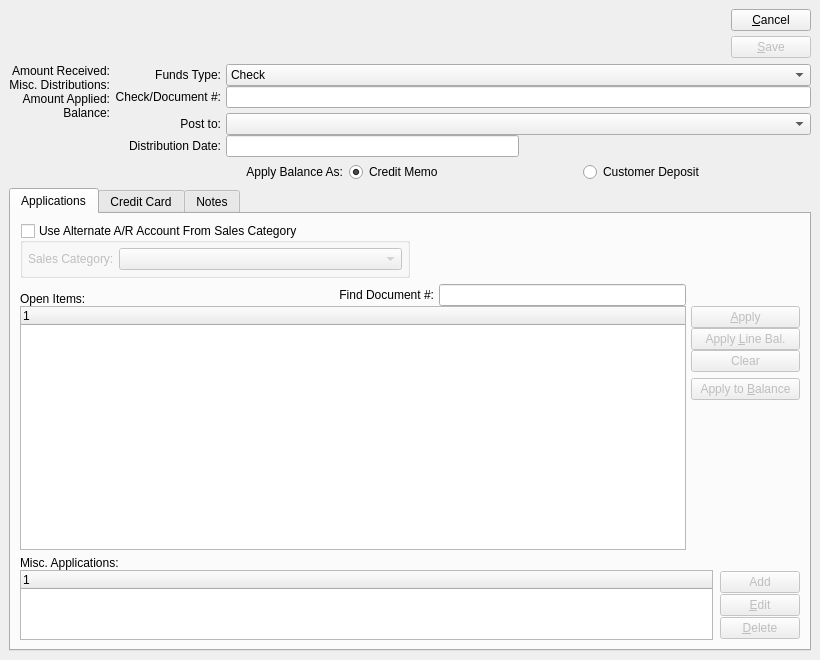
The window that xtuple/trunk/guiclient/cashReceipt.ui (WooodHead/xtuple) describes before a commit, drawn with Qt 5.
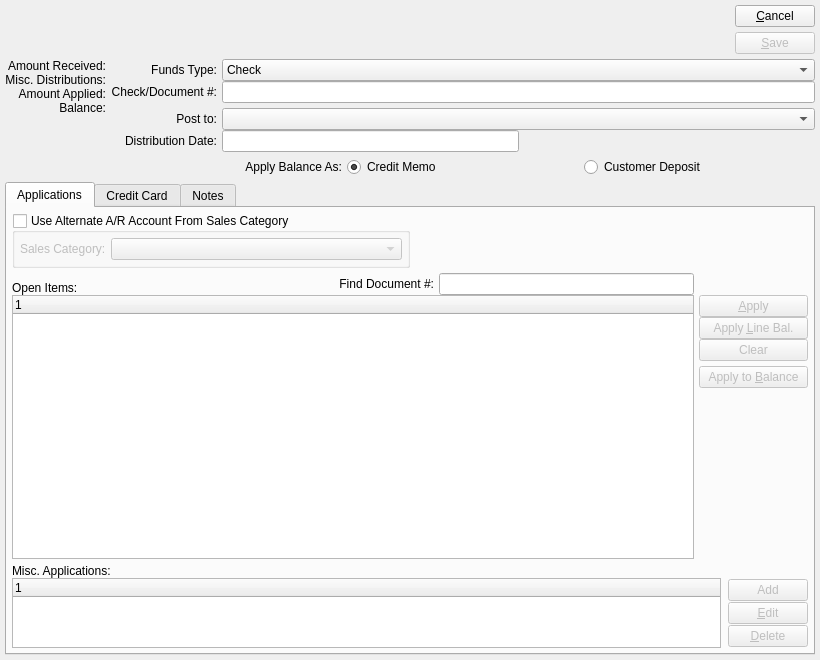
The same window after the commit. Custom widgets are drawn as their Qt base class.

What changed in the file:
```diff
--- a/xtuple/trunk/guiclient/cashReceipt.ui
+++ b/xtuple/trunk/guiclient/cashReceipt.ui
@@ -14,25 +14,13 @@
   </property>
   <widget class="QWidget" name="widget" >
    <layout class="QVBoxLayout" >
-    <property name="margin" >
-     <number>9</number>
-    </property>
-    <property name="spacing" >
-     <number>6</number>
-    </property>
     <item>
      <layout class="QHBoxLayout" >
-      <property name="margin" >
-       <number>0</number>
-      </property>
       <property name="spacing" >
        <number>5</number>
       </property>
       <item>
        <layout class="QHBoxLayout" >
-        <property name="margin" >
-         <number>0</number>
-        </property>
         <property name="spacing" >
          <number>0</number>
         </property>
@@ -63,17 +51,11 @@
       </item>
       <item>
        <layout class="QVBoxLayout" >
-        <property name="margin" >
-         <number>0</number>
-        </property>
         <property name="spacing" >
          <number>0</number>
         </property>
         <item>
          <layout class="QVBoxLayout" >
-          <property name="margin" >
-           <number>0</number>
-          </property>
           <property name="spacing" >
            <number>5</number>
           </property>
@@ -127,18 +109,15 @@
     </item>
     <item>
      <layout class="QHBoxLayout" >
-      <property name="margin" >
-       <number>0</number>
-      </property>
       <property name="spacing" >
        <number>5</number>
       </property>
       <item>
        <layout class="QGridLayout" >
-        <property name="margin" >
+        <property name="horizontalSpacing" >
          <number>0</number>
         </property>
-        <property name="spacing" >
+        <property name="verticalSpacing" >
          <number>0</number>
         </property>
         <item row="0" column="0" >
@@ -161,9 +140,7 @@
         <item row="1" column="0" >
          <widget class="QLabel" name="_miscDistribsLit" >
           <property name="sizePolicy" >
-           <sizepolicy>
-            <hsizetype>5</hsizetype>
-            <vsizetype>0</vsizetype>
+           <sizepolicy vsizetype="Fixed" hsizetype="Preferred" >
             <horstretch>0</horstretch>
             <verstretch>0</verstretch>
            </sizepolicy>
@@ -186,9 +163,7 @@
         <item row="2" column="0" >
          <widget class="QLabel" name="_amountAppliedLit" >
           <property name="sizePolicy" >
-           <sizepolicy>
-            <hsizetype>5</hsizetype>
-            <vsizetype>0</vsizetype>
+           <sizepolicy vsizetype="Fixed" hsizetype="Preferred" >
             <horstretch>0</horstretch>
             <verstretch>0</verstretch>
            </sizepolicy>
@@ -211,9 +186,7 @@
         <item row="3" column="0" >
          <widget class="QLabel" name="_balanceLit" >
           <property name="sizePolicy" >
-           <sizepolicy>
-            <hsizetype>5</hsizetype>
-            <vsizetype>0</vsizetype>
+           <sizepolicy vsizetype="Fixed" hsizetype="Preferred" >
             <horstretch>0</horstretch>
             <verstretch>0</verstretch>
            </sizepolicy>
@@ -253,34 +226,26 @@
       </item>
       <item>
        <layout class="QVBoxLayout" >
-        <property name="margin" >
-         <number>0</number>
-        </property>
         <property name="spacing" >
          <number>5</number>
         </property>
         <item>
          <layout class="QGridLayout" >
-          <property name="margin" >
-           <number>0</number>
+          <property name="horizontalSpacing" >
+           <number>5</number>
           </property>
-          <property name="spacing" >
+          <property name="verticalSpacing" >
            <number>5</number>
           </property>
           <item row="0" column="1" >
            <layout class="QVBoxLayout" >
-            <property name="margin" >
-             <number>0</number>
-            </property>
             <property name="spacing" >
              <number>0</number>
             </property>
             <item>
              <widget class="XComboBox" name="_fundsType" >
               <property name="sizePolicy" >
-               <sizepolicy>
-                <hsizetype>7</hsizetype>
-                <vsizetype>0</vsizetype>
+               <sizepolicy vsizetype="Fixed" hsizetype="Expanding" >
                 <horstretch>0</horstretch>
                 <verstretch>0</verstretch>
                </sizepolicy>
@@ -348,9 +313,6 @@
           </item>
           <item row="1" column="0" >
            <layout class="QVBoxLayout" >
-            <property name="margin" >
-             <number>0</number>
-            </property>
             <property name="spacing" >
              <number>0</number>
             </property>
@@ -381,9 +343,6 @@
           </item>
           <item row="0" column="0" >
            <layout class="QVBoxLayout" >
-            <property name="margin" >
-             <number>0</number>
-            </property>
             <property name="spacing" >
              <number>0</number>
             </property>
@@ -414,18 +373,13 @@
           </item>
           <item row="1" column="1" >
            <layout class="QVBoxLayout" >
-            <property name="margin" >
-             <number>0</number>
-            </property>
             <property name="spacing" >
              <number>0</number>
             </property>
             <item>
              <widget class="XComboBox" name="_bankaccnt" >
               <property name="sizePolicy" >
-               <sizepolicy>
-                <hsizetype>7</hsizetype>
-                <vsizetype>0</vsizetype>
+               <sizepolicy vsizetype="Fixed" hsizetype="Expanding" >
                 <horstretch>0</horstretch>
                 <verstretch>0</verstretch>
                </sizepolicy>
@@ -434,9 +388,6 @@
             </item>
             <item>
              <layout class="QHBoxLayout" >
-              <property name="margin" >
-               <number>0</number>
-              </property>
               <property name="spacing" >
                <number>0</number>
               </property>
@@ -483,12 +434,6 @@
         </item>
         <item>
          <layout class="QHBoxLayout" >
-          <property name="margin" >
-           <number>0</number>
-          </property>
-          <property name="spacing" >
-           <number>6</number>
-          </property>
           <item>
            <widget class="QLabel" name="_applyBalLit" >
             <property name="text" >
@@ -525,9 +470,7 @@
     <item>
      <widget class="QTabWidget" name="_tab" >
       <property name="sizePolicy" >
-       <sizepolicy>
-        <hsizetype>7</hsizetype>
-        <vsizetype>7</vsizetype>
+       <sizepolicy vsizetype="Expanding" hsizetype="Expanding" >
         <horstretch>0</horstretch>
         <verstretch>1</verstretch>
        </sizepolicy>
@@ -540,17 +483,8 @@
         <string>Applications</string>
        </attribute>
        <layout class="QVBoxLayout" >
-        <property name="margin" >
-         <number>9</number>
-        </property>
-        <property name="spacing" >
-         <number>6</number>
-        </property>
         <item>
          <layout class="QHBoxLayout" >
-          <property name="margin" >
-           <number>0</number>
-          </property>
           <property name="spacing" >
            <number>5</number>
           </property>
@@ -588,9 +522,7 @@
              <item>
               <widget class="XComboBox" name="_salescat" >
                <property name="sizePolicy" >
-                <sizepolicy>
-                 <hsizetype>3</hsizetype>
-                 <vsizetype>0</vsizetype>
+                <sizepolicy vsizetype="Fixed" hsizetype="MinimumExpanding" >
                  <horstretch>0</horstretch>
                  <verstretch>0</verstretch>
                 </sizepolicy>
@@ -620,17 +552,14 @@
         </item>
         <item>
          <layout class="QGridLayout" >
-          <property name="margin" >
+          <property name="horizontalSpacing" >
            <number>0</number>
           </property>
-          <property name="spacing" >
+          <property name="verticalSpacing" >
            <number>0</number>
           </property>
           <item row="0" column="0" >
            <layout class="QHBoxLayout" >
-            <property name="margin" >
-             <number>0</number>
-            </property>
             <property name="spacing" >
              <number>5</number>
             </property>
@@ -680,9 +609,6 @@
           </item>
           <item row="1" column="1" >
            <layout class="QHBoxLayout" >
-            <property name="margin" >
-             <number>0</number>
-            </property>
             <property name="spacing" >
              <number>0</number>
             </property>
@@ -704,25 +630,13 @@
             </item>
             <item>
              <layout class="QVBoxLayout" >
-              <property name="margin" >
-               <number>0</number>
-              </property>
               <property name="spacing" >
                <number>0</number>
               </property>
               <item>
                <layout class="QVBoxLayout" >
-                <property name="margin" >
-                 <number>0</number>
-                </property>
-                <property name="spacing" >
-                 <number>6</number>
-                </property>
                 <item>
                  <layout class="QVBoxLayout" >
-                  <property name="margin" >
-                   <number>0</number>
-                  </property>
                   <property name="spacing" >
                    <number>0</number>
                   </property>
@@ -809,9 +723,7 @@
           <item row="1" column="0" >
            <widget class="XTreeWidget" name="_aropen" >
             <property name="sizePolicy" >
-             <sizepolicy>
-              <hsizetype>7</hsizetype>
-              <vsizetype>7</vsizetype>
+             <sizepolicy vsizetype="Expanding" hsizetype="Expanding" >
               <horstretch>0</horstretch>
               <verstretch>0</verstretch>
              </sizepolicy>
@@ -831,9 +743,6 @@
         </item>
         <item>
          <layout class="QVBoxLayout" >
-          <property name="margin" >
-           <number>0</number>
-          </property>
           <property name="spacing" >
            <number>0</number>
           </property>
@@ -849,18 +758,13 @@
           </item>
           <item>
            <layout class="QHBoxLayout" >
-            <property name="margin" >
-             <number>0</number>
-            </property>
             <property name="spacing" >
              <number>7</number>
             </property>
             <item>
              <widget class="XTreeWidget" name="_cashrcptmisc" >
               <property name="sizePolicy" >
-               <sizepolicy>
-                <hsizetype>7</hsizetype>
-                <vsizetype>5</vsizetype>
+               <sizepolicy vsizetype="Preferred" hsizetype="Expanding" >
                 <horstretch>0</horstretch>
                 <verstretch>0</verstretch>
                </sizepolicy>
@@ -875,9 +779,6 @@
             </item>
             <item>
              <layout class="QVBoxLayout" >
-              <property name="margin" >
-               <number>0</number>
-              </property>
               <property name="spacing" >
                <number>0</number>
               </property>
@@ -1098,6 +999,11 @@
    <extends>QWidget</extends>
    <header>currcluster.h</header>
   </customwidget>
+  <customwidget>
+   <class>CustCluster</class>
+   <extends>QWidget</extends>
+   <header>custcluster.h</header>
+  </customwidget>
   <customwidget>
    <class>DLineEdit</class>
    <extends>XLineEdit</extends>
@@ -1108,21 +1014,16 @@
    <extends>QComboBox</extends>
    <header>xcombobox.h</header>
   </customwidget>
-  <customwidget>
-   <class>CustCluster</class>
-   <extends>QWidget</extends>
-   <header>custcluster.h</header>
-  </customwidget>
-  <customwidget>
-   <class>XTreeWidget</class>
-   <extends>QTreeWidget</extends>
-   <header>xtreewidget.h</header>
-  </customwidget>
   <customwidget>
    <class>XLineEdit</class>
    <extends>QLineEdit</extends>
    <header>xlineedit.h</header>
   </customwidget>
+  <customwidget>
+   <class>XTreeWidget</class>
+   <extends>QTreeWidget</extends>
+   <header>xtreewidget.h</header>
+  </customwidget>
  </customwidgets>
  <tabstops>
   <tabstop>_cust</tabstop>
```
Left out of the diff: 48 changed lines with no effect on the pictures.
